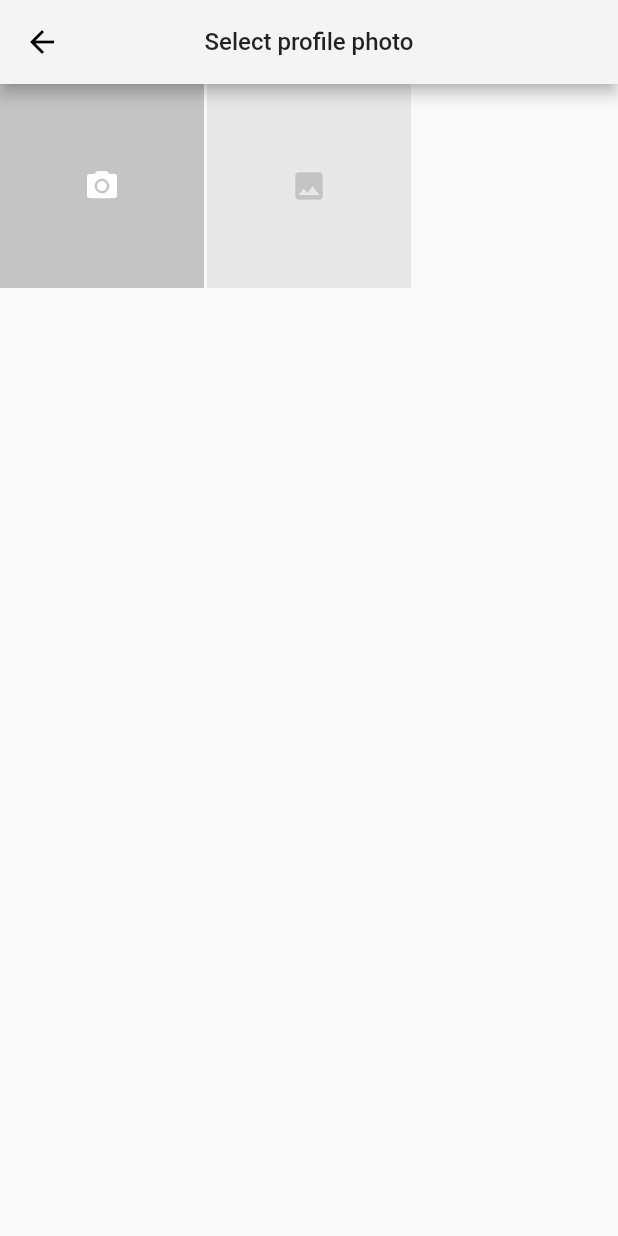
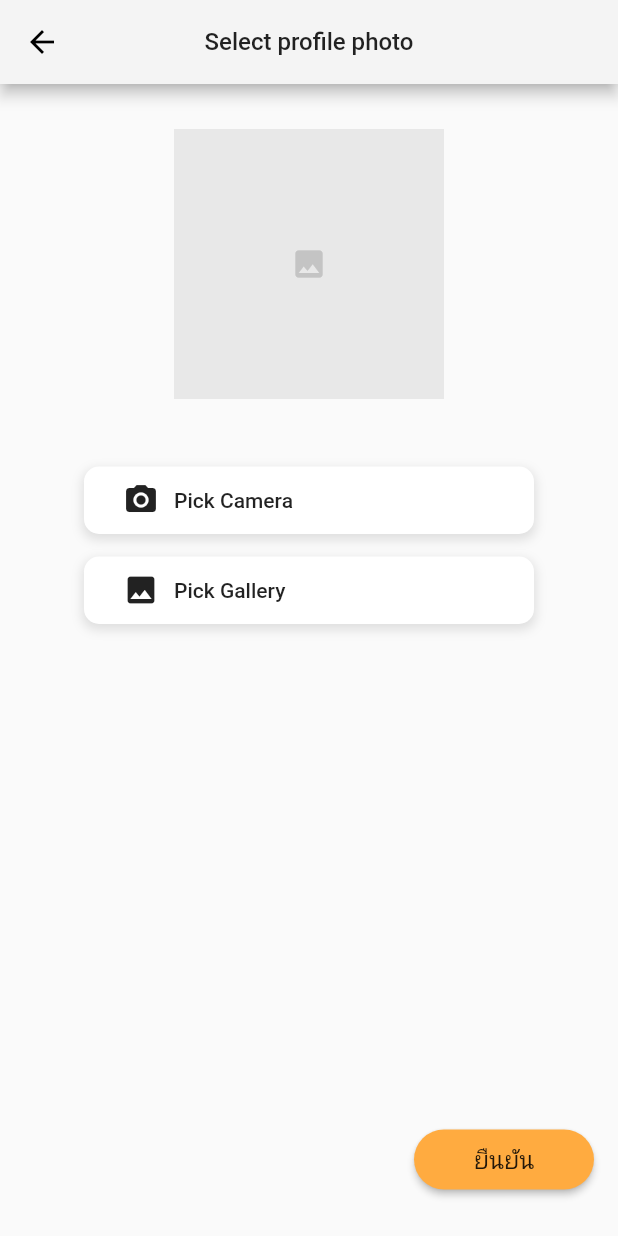
Before and after one commit to tatum40/flutter_winner_Office, a Flutter app: the Camera screen opened directly, on a phone screen of 412 x 824 dp. Run offline on Flutter 3.47's test engine with Material 2 defaults, Android fonts, the phone set to English and light mode, and no system bars; our stand-ins replace assets_audio_player, flutter_local_notifications, flutter_tts, font_awesome_flutter, image_picker, percent_indicator.

Commit message:
updated : all - camera & picker gallery

```diff
--- a/lib/content/home/homeMenu.dart
+++ b/lib/content/home/homeMenu.dart
@@ -57,6 +57,7 @@ class HomeMenu extends StatelessWidget {
                 Column(
                   children: <Widget>[
                     Container(
+                      width: MediaQuery.of(context).size.width,
                       padding: EdgeInsets.all(10.0),
                       child: Column(
                         children: <Widget>[
--- a/lib/content/lesson/speaking.dart
+++ b/lib/content/lesson/speaking.dart
@@ -114,7 +114,7 @@ class _SpeakingState extends State<Speaking> {
           ),
           title: Container(
             child: LinearPercentIndicator(
-              width: 280,
+              width: MediaQuery.of(context).size.width*0.7,
               padding: EdgeInsets.all(0.0),
               lineHeight: 10,
               backgroundColor: mcl4,
--- a/lib/content/profile/profileCamera.dart
+++ b/lib/content/profile/profileCamera.dart
@@ -1,6 +1,6 @@
 import 'dart:io';
-
 import 'package:flutter/material.dart';
+import 'package:flutter/services.dart';
 import 'package:flutter_winner_office/theme/color.dart';
 import 'package:image_picker/image_picker.dart';
 
@@ -12,15 +12,20 @@ class Camera extends StatefulWidget {
 }
 
 class _CameraState extends State<Camera> {
-  File? file;
-  Future<Null> createAvatar({ImageSource? source}) async {
+  File? image;
+  Future pickerImage(ImageSource source) async {
     try {
-      var result = await ImagePicker()
-          .getImage(source: source!, maxHeight: 800, maxWidth: 800);
+      final image = await ImagePicker().pickImage(source: source);
+      if (image == null) return;
+
+      final imageTemporary = File(image.path);
+
       setState(() {
-        file = File(result!.path);
+        this.image = imageTemporary;
       });
-    } catch (e) {}
+    } on PlatformException catch (e) {
+      print('Failed to pick image: $e');
+    }
   }
 
   @override
@@ -34,68 +39,92 @@ class _CameraState extends State<Camera> {
         ),
         body: Center(
           child: Container(
-            child: GridView.count(
-              crossAxisCount: 3,
-              mainAxisSpacing: 2,
-              crossAxisSpacing: 2,
+            child: Column(
               children: <Widget>[
-                Container(
-                  color: mcl6,
-                  child: IconButton(
-                    onPressed: () => createAvatar(source: ImageSource.camera),
-                    icon: Icon(
-                      Icons.photo_camera,
-                      color: Colors.white,
+                _showImagePicker(),
+                imagePickButton(Icon(Icons.photo_camera), "Pick Camera", 1),
+                imagePickButton(Icon(Icons.image), "Pick Gallery", 2)
+              ],
             ),
           ),
         ),
-                Container(
-                  color: mcl37,
-                  child: file == null? IconButton(
-                    onPressed: () => createAvatar(source: ImageSource.gallery),
-                    icon: Icon(
-                      Icons.image,
-                      color: mcl6,
+        floatingActionButton: Container(
+          margin: EdgeInsets.only(bottom: 15.0),
+          width: 120,
+          height: 40,
+          child: MaterialButton(
+            onPressed: () => Navigator.pop(context , image),
+            child: Text(
+              "ยืนยัน",
+              style: TextStyle(fontSize: 16),
             ),
-                  ) :Container(),
+            color: mcl1,
+            shape: RoundedRectangleBorder(
+              borderRadius: BorderRadius.all(
+                Radius.circular(20.0),
               ),
-              ],
             ),
           ),
         ),
       ),
     );
   }
+
+  Widget _showImagePicker() {
+    return Container(
+      margin: EdgeInsets.symmetric(vertical: 30.0),
+      width: 180,
+      height: 180,
+      color: mcl37,
+      child: image != null
+          ? Image.file(
+              image!,
+              width: 180,
+              height: 180,
+              fit: BoxFit.cover,
+            )
+          : Icon(
+              Icons.image,
+              color: mcl6,
+            ),
+    );
   }
 
-class CameraOn extends StatelessWidget {
-  const CameraOn({Key? key}) : super(key: key);
-
-  @override
-  Widget build(BuildContext context) {
-    return SafeArea(
-      child: Scaffold(
-        backgroundColor: Colors.black,
-        body: Center(
-          child: Container(
-            height: double.infinity,
-            margin: EdgeInsets.only(left: 25.0, right: 25.0),
-            color: mcl24,
-            child: Image.asset(
-              'assets/images/cameraOn.png',
-              fit: BoxFit.contain,
+  Widget imagePickButton(icon, textShow, numBtn) {
+    return Container(
+      margin: EdgeInsets.only(top: 15.0),
+      width: 300,
+      height: 45,
+      decoration: BoxDecoration(
+        borderRadius: BorderRadius.all(
+          Radius.circular(10.0),
         ),
+        color: Colors.white,
+        boxShadow: [
+          BoxShadow(
+            color: mcl6.withOpacity(0.5),
+            spreadRadius: 1,
+            blurRadius: 5,
+            offset: Offset(0, 3), // changes position of shadow
           ),
+        ],
       ),
-        floatingActionButton: Container(
-          margin: EdgeInsets.only(right: 20.0),
-          width: 80,
-          height: 35,
-          child: FloatingActionButton.extended(
-            backgroundColor: mcl1,
-            onPressed: () => Navigator.pop(context),
-            label: Text('ถัดไป'),
+      child: MaterialButton(
+        onPressed: () {
+          if (numBtn == 1) {
+            pickerImage(ImageSource.camera);
+          } else {
+            pickerImage(ImageSource.gallery);
+          }
+        },
+        child: Row(
+          children: <Widget>[
+            Container(
+              margin: EdgeInsets.symmetric(horizontal: 10.0),
+              child: icon,
             ),
+            Container(child: Text(textShow))
+          ],
         ),
       ),
     );
--- a/pubspec.yaml
+++ b/pubspec.yaml
@@ -84,6 +84,7 @@ flutter:
     - "assets/audios/sound2.wav"
     - "assets/images/twitchIcon.png"
     - "assets/images/fbIcon.png"
+    - "assets/images/icontest.png"
 
   # An image asset can refer to one or more resolution-specific "variants", see
   # https://flutter.dev/assets-and-images/#resolution-aware.
```
Also changed, not shown: lib/content/home/homeDetail.dart (+25 -22 lines), lib/content/lesson/multipleChoice.dart (+22 -20 lines), lib/content/profile/profileMenu.dart (+69 -17 lines), lib/content/profile/profileSetting.dart (+33 -7 lines), lib/widget/widgetTets.dart (+47 -27 lines). Lines whose indentation alone changed are shown as unchanged.
